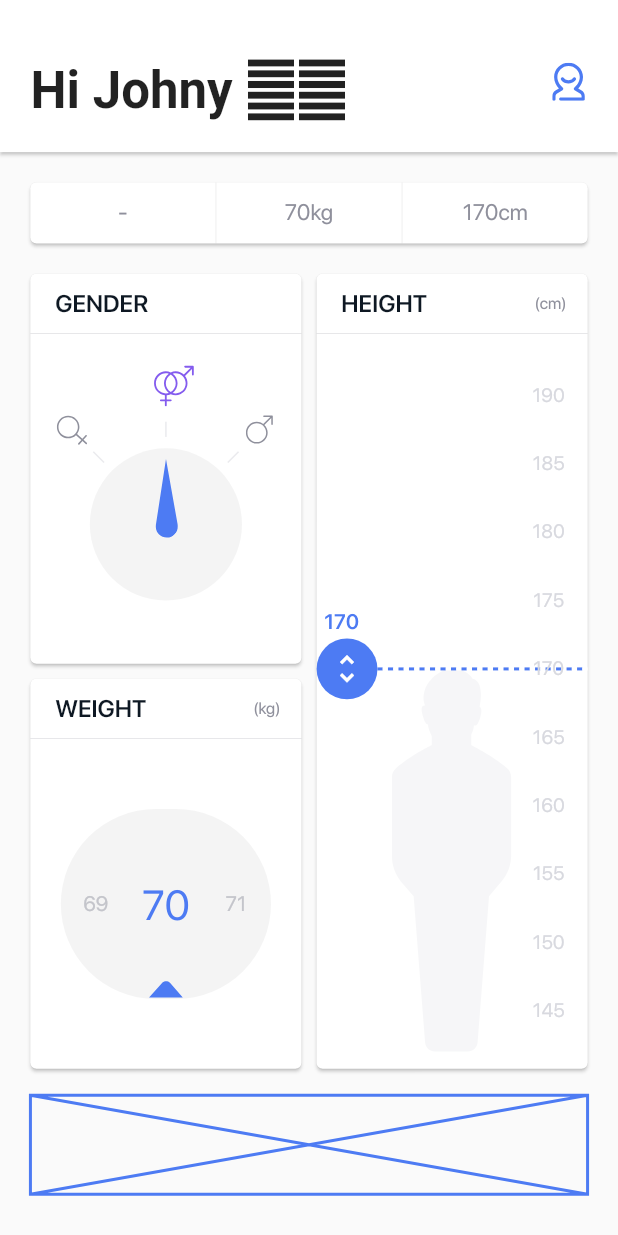
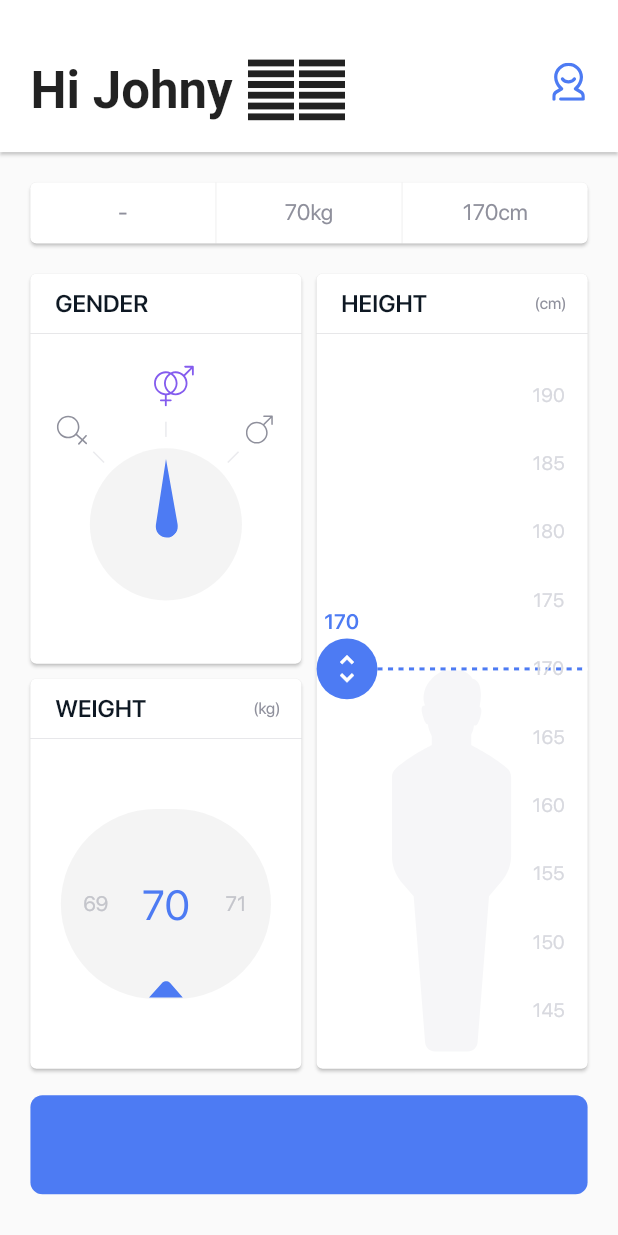
Before and after one commit to MarcinusX/bmi_calculator, a Flutter app: the screen it shows after launch, on a phone screen of 412 x 824 dp. Run offline on Flutter 3.47's test engine with Material 2 defaults, Android fonts, the phone set to English and light mode, and no system bars; our stand-ins replace flutter_svg; project files that could hold a hidden picture were left out.

Commit message:
Added background of pacman slider

```diff
--- a/lib/input_page/input_page.dart
+++ b/lib/input_page/input_page.dart
@@ -2,6 +2,7 @@ import 'package:bmi_calculator/input_page/app_bar.dart';
 import 'package:bmi_calculator/input_page/gender/gender_card.dart';
 import 'package:bmi_calculator/input_page/height/height_card.dart';
 import 'package:bmi_calculator/input_page/input_page_styles.dart';
+import 'package:bmi_calculator/input_page/pacman_slider.dart';
 import 'package:bmi_calculator/input_page/weight/weight_card.dart';
 import 'package:bmi_calculator/model/gender.dart';
 import 'package:bmi_calculator/widget_utils.dart';
@@ -79,10 +80,7 @@ class InputPageState extends State<InputPage> {
         bottom: screenAwareSize(22.0, context),
         top: screenAwareSize(14.0, context),
       ),
-      child: Placeholder(
-        fallbackHeight: screenAwareSize(52.0, context),
-        color: Theme.of(context).primaryColor,
-      ),
+      child: PacManSlider(),
     );
   }
 }
--- /dev/null
+++ b/lib/input_page/pacman_slider.dart
@@ -0,0 +1,21 @@
+import 'package:bmi_calculator/widget_utils.dart';
+import 'package:flutter/material.dart';
+
+class PacManSlider extends StatefulWidget {
+  @override
+  _PacManSliderState createState() => _PacManSliderState();
+}
+
+class _PacManSliderState extends State<PacManSlider> {
+  @override
+  Widget build(BuildContext context) {
+    return Container(
+      height: screenAwareSize(52.0, context),
+      width: double.infinity,
+      decoration: BoxDecoration(
+        borderRadius: BorderRadius.all(Radius.circular(8.0)),
+        color: Theme.of(context).primaryColor,
+      ),
+    );
+  }
+}
```
